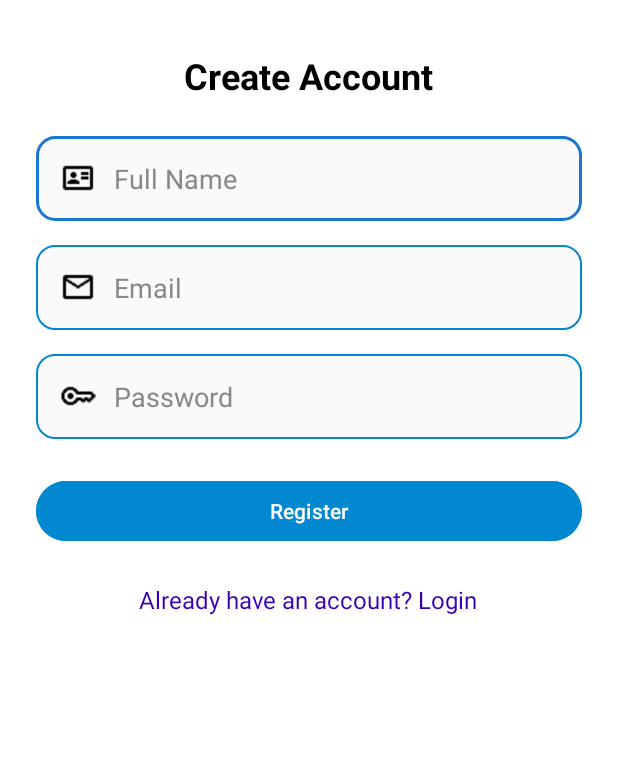
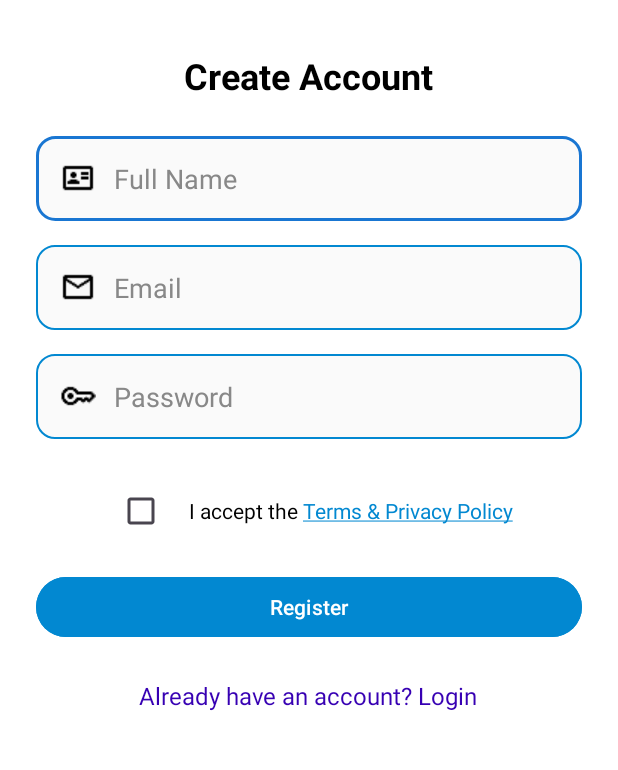
Before and after one commit to chsaad-dev/SaadPay, an Android app: the RegisterActivity screen opened directly, with no data from a screen before it, after a tap on "Register", on a phone screen of 412 x 824 dp, the part 231-1001 px from its top. Run offline under Robolectric (Android 15) with nearby library versions, the phone set to English and light mode, and no system bars; our stand-ins replace Firebase (no records; nobody signed in at launch, a user with empty details on screens opened directly).

Commit message:
Added Clickable Checkbox of Terms & Condition and Privacy Policy Which user will check before register account without checking user will not be able to register himself

```diff
--- a/app/src/main/java/com/example/saadpay/presentation/ui/register/RegisterActivity.kt
+++ b/app/src/main/java/com/example/saadpay/presentation/ui/register/RegisterActivity.kt
@@ -2,12 +2,18 @@ package com.example.saadpay.presentation.ui.register
 
 import android.content.Intent
 import android.os.Bundle
+import android.text.SpannableString
+import android.text.Spanned
+import android.text.method.LinkMovementMethod
+import android.text.style.ClickableSpan
+import android.view.View
 import android.widget.Toast
 import androidx.activity.viewModels
 import androidx.appcompat.app.AppCompatActivity
 import com.example.saadpay.databinding.ActivityRegisterBinding
 import com.example.saadpay.presentation.ui.login.LoginActivity
 import com.example.saadpay.presentation.ui.main.MainActivity
+import com.example.saadpay.presentation.ui.main.profile.TermsPrivacyFragment
 import com.example.saadpay.presentation.viewmodel.RegisterViewModel
 
 class RegisterActivity : AppCompatActivity() {
@@ -20,16 +26,24 @@ class RegisterActivity : AppCompatActivity() {
         binding = ActivityRegisterBinding.inflate(layoutInflater)
         setContentView(binding.root)
 
+        setupTermsText()
+
         binding.registerButton.setOnClickListener {
             val name = binding.nameEditText.text.toString().trim()
             val email = binding.emailEditText.text.toString().trim()
             val password = binding.passwordEditText.text.toString().trim()
 
-            if (name.isNotEmpty() && email.isNotEmpty() && password.length >= 6) {
-                viewModel.registerUser(name, email, password)
-            } else {
+            if (name.isEmpty() || email.isEmpty() || password.length < 6) {
                 Toast.makeText(this, "Fill all fields (password ≥ 6 chars)", Toast.LENGTH_SHORT).show()
+                return@setOnClickListener
             }
+
+            if (!binding.termsCheckbox.isChecked) {
+                Toast.makeText(this, "Please accept the Terms & Privacy Policy", Toast.LENGTH_SHORT).show()
+                return@setOnClickListener
+            }
+
+            viewModel.registerUser(name, email, password)
         }
 
         binding.loginTextView.setOnClickListener {
@@ -46,4 +60,24 @@ class RegisterActivity : AppCompatActivity() {
             }
         }
     }
+
+    private fun setupTermsText() {
+        val fullText = "I accept the Terms & Privacy Policy"
+        val termsStart = fullText.indexOf("Terms")
+        val termsEnd = fullText.length
+
+        val spannable = SpannableString(fullText)
+        val clickableSpan = object : ClickableSpan() {
+            override fun onClick(widget: View) {
+                supportFragmentManager.beginTransaction()
+                    .replace(android.R.id.content, TermsPrivacyFragment()) // You can use R.id.nav_host_fragment if inside a layout
+                    .addToBackStack(null)
+                    .commit()
+            }
+        }
+
+        spannable.setSpan(clickableSpan, termsStart, termsEnd, Spanned.SPAN_EXCLUSIVE_EXCLUSIVE)
+        binding.termsTextView.text = spannable
+        binding.termsTextView.movementMethod = LinkMovementMethod.getInstance()
+    }
 }
--- a/app/src/main/res/layout/activity_register.xml
+++ b/app/src/main/res/layout/activity_register.xml
@@ -77,6 +77,32 @@
             android:layout_width="match_parent"
             android:layout_height="wrap_content" />
 
+        <LinearLayout
+            android:layout_width="wrap_content"
+            android:layout_height="wrap_content"
+            android:orientation="horizontal"
+            android:layout_marginBottom="16dp"
+            android:gravity="center_vertical">
+
+            <CheckBox
+                android:id="@+id/termsCheckbox"
+                android:layout_width="wrap_content"
+                android:layout_height="wrap_content"
+                android:layout_marginEnd="8dp" />
+
+            <TextView
+                android:id="@+id/termsTextView"
+                android:layout_width="wrap_content"
+                android:layout_height="wrap_content"
+                android:text="I accept the Terms &amp; Privacy Policy"
+                android:textSize="14sp"
+                android:textColor="@color/black"
+                android:clickable="true"
+                android:focusable="true" />
+        </LinearLayout>
+
+
+
         <!-- Register Button -->
         <Button
             android:id="@+id/registerButton"
```
